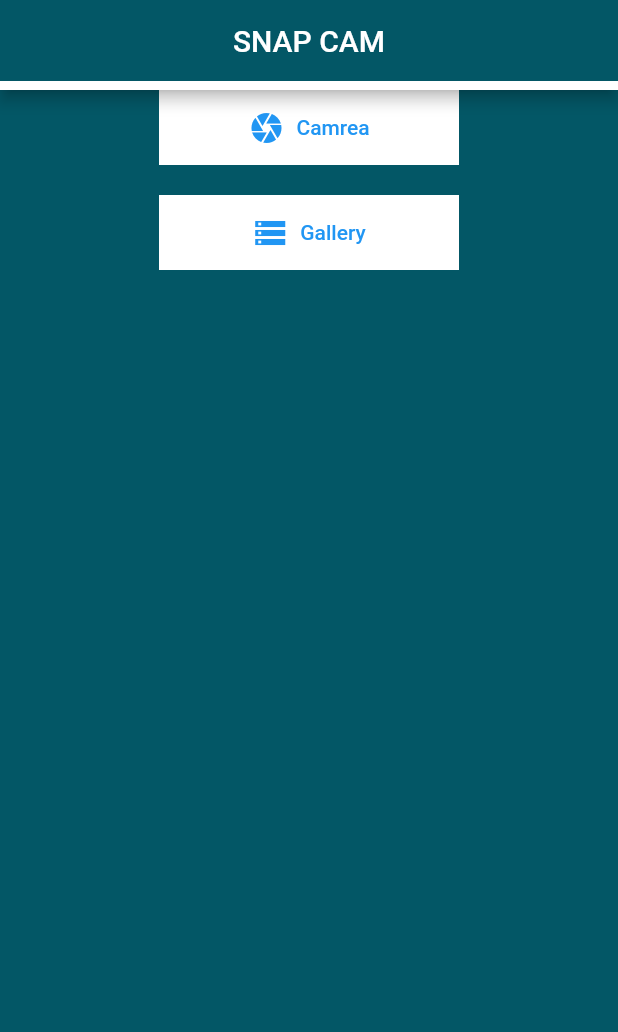
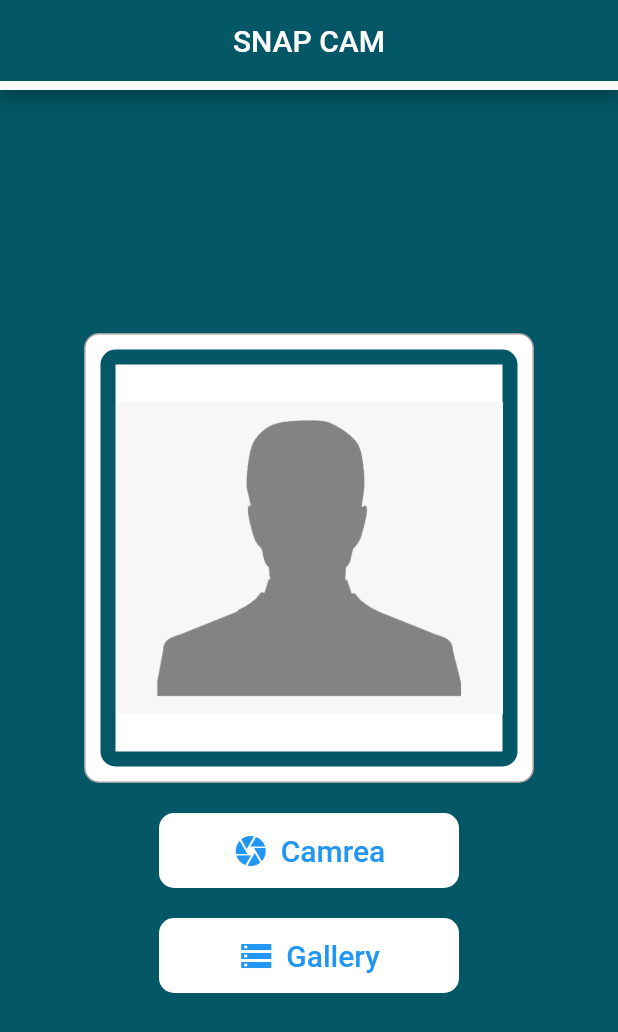
Before and after one commit to mvharikrishnan/Camera_gallery, a Flutter app: the screen it shows after launch, after a tap on "Camrea", on a phone screen of 412 x 824 dp. Shown: the top 1032 px of the screen. Run offline on Flutter 3.47's test engine with Material 2 defaults, Android fonts, the light colour scheme and no system bars; our stand-ins replace gallery_saver, hive_flutter, image_picker; accounts and stored records are empty.

Commit message:
UptoCameraPerview

```diff
--- /dev/null
+++ b/lib/Models/Image_model.dart
@@ -0,0 +1,8 @@
+import 'package:hive_flutter/adapters.dart';
+ part 'Image_model.g.dart';
+@HiveType(typeId: 0)
+class ImageModel extends HiveObject{
+  @HiveField(0)
+  String imagePath;
+  ImageModel({required this.imagePath});
+}
--- a/lib/main.dart
+++ b/lib/main.dart
@@ -1,8 +1,15 @@
+import 'package:camera_app_gallery/Models/Image_model.dart';
 import 'package:camera_app_gallery/screens/home_screen.dart';
-import 'package:flutter/cupertino.dart';
+
 import 'package:flutter/material.dart';
+import 'package:hive_flutter/adapters.dart';
 
-void main(){
+Future<void>main() async{
+  await Hive.initFlutter();
+   if (!Hive.isAdapterRegistered(0)) {
+    Hive.registerAdapter(ImageModelAdapter());
+  }
+  await Hive.openBox<ImageModel>('images');
   runApp(MyApp());
 }
 
--- /dev/null
+++ b/lib/screens/Gallery.dart
@@ -0,0 +1,25 @@
+import 'package:flutter/material.dart';
+
+
+class GalleryScreen extends StatelessWidget {
+  const GalleryScreen({Key? key}) : super(key: key);
+
+  @override
+  Widget build(BuildContext context) {
+    return Scaffold(
+      appBar: AppBar(
+        title: Text('GALLERY'),
+        centerTitle: true,
+        backgroundColor: Color.fromARGB(255, 3, 87, 102),
+        bottom: PreferredSize(
+          child: Container(
+            color: Colors.white,
+            height: 6.0,
+          ),
+          preferredSize: Size.fromHeight(4.0),
+        ),
+      ),
+
+    );
+  }
+}
--- a/lib/screens/home_screen.dart
+++ b/lib/screens/home_screen.dart
@@ -1,9 +1,54 @@
+import 'dart:io';
+
+import 'package:camera_app_gallery/Models/Image_model.dart';
+import 'package:camera_app_gallery/screens/Gallery.dart';
+
 import 'package:flutter/material.dart';
-import 'package:flutter/src/foundation/key.dart';
-import 'package:flutter/src/widgets/framework.dart';
+import 'package:gallery_saver/gallery_saver.dart';
+import 'package:hive_flutter/adapters.dart';
+import 'package:image_picker/image_picker.dart';
 
-class Home_screren extends StatelessWidget {
+class Home_screren extends StatefulWidget {
   const Home_screren({Key? key}) : super(key: key);
+
+  @override
+  State<Home_screren> createState() => _Home_screrenState();
+}
+
+class _Home_screrenState extends State<Home_screren> {
+  String? imagePath;
+  Box<ImageModel>? imageBox;
+
+  @override
+  void initState() {
+    imageBox = Hive.box<ImageModel>('images');
+    super.initState();
+  }
+
+  Future<void> AddImageToDatabase() async {
+    if (imagePath == null) {
+      print('THere occurs Some error while Adding Image to database');
+      return;
+    }
+    final _image = ImageModel(imagePath: imagePath!);
+    await imageBox!.add(_image);
+    print('Image Successfully Added to database'); //for our sake
+    //alertboxFunction add here......
+    setState(() {
+      imagePath = null;
+    });
+  }
+
+  Future<void>CameraFunction()async{
+    final image = await ImagePicker().pickImage(source: ImageSource.camera);
+    if (image==null){
+      return;
+    }
+    await GallerySaver.saveImage(image.path);
+    setState(() {
+      imagePath = image.path;
+    });
+  }
 
   @override
   Widget build(BuildContext context) {
@@ -21,24 +66,76 @@ class Home_screren extends StatelessWidget {
       ),
       body: Center(
         child: Column(
+          mainAxisAlignment: MainAxisAlignment.center,
           children: [
+            Container(
+              height: 300,
+              width: 300,
+              decoration: BoxDecoration(
+                  color: Colors.white,
+                  borderRadius: BorderRadius.circular(10),
+                  border: Border.all(color: Colors.grey)),
+              child: Padding(
+                padding: const EdgeInsets.all(10.0),
+                child: Container(
+                  decoration: BoxDecoration(
+                    borderRadius: BorderRadius.circular(10),
+                    border: Border.all(
+                      width: 10,
+                      color: Color.fromARGB(255, 3, 87, 102),
+                    ),
+                  ),
+                  child:(imagePath==null)?Image.asset("assets/img/dummyProfile.png"):Image.file(File(imagePath!)),
+
+
+                ),
+              ),
+            ),
+            SizedBox(
+              height: 20,
+            ),
+            Container(
+                height: 50,
+                width: 200,
+                decoration: BoxDecoration(
+                  color: Colors.white,
+                  borderRadius: BorderRadius.circular(10),
+                ),
+                child: TextButton.icon(
+                    onPressed: () {
+                      CameraFunction();
+                      print('Image Added');
+                      AddImageToDatabase();
+                    },
+                    icon: Icon(Icons.camera),
+                    label: Text(
+                      'Camrea',
+                      style: TextStyle(fontSize: 20),
+                    ))),
+            SizedBox(
+              height: 20,
+            ),
             Container(
               height: 50,
               width: 200,
-              color: Colors.white,
-              child: TextButton.icon(onPressed: (){}, icon: Icon(Icons.camera), label: Text('Camrea'))
-            ),
-            SizedBox(height: 20,),
-            Container(
-              height: 50,
-              width: 200,
-              color:Colors.white,
-              child: TextButton.icon(onPressed: (){}, icon: Icon(Icons.storage_outlined), label: Text('Gallery'))
+              decoration: BoxDecoration(
+                color: Colors.white,
+                borderRadius: BorderRadius.circular(10),
+              ),
+              child: TextButton.icon(
+                  onPressed: () {
+                    Navigator.of(context).push(
+                        MaterialPageRoute(builder: (ctx) => GalleryScreen()));
+                  },
+                  icon: Icon(Icons.storage_outlined),
+                  label: Text(
+                    'Gallery',
+                    style: TextStyle(fontSize: 20),
+                  )),
             ),
           ],
         ),
       ),
     );
   }
-
 }
```
Also changed, not shown: lib/widget/imagePreview.dart (added, +30 -0 lines), pubspec.yaml (+8 -7 lines), assets/img/dummyProfile.png (added), lib/Models/Image_model.g.dart (added), pubspec.lock, 2 other files.
